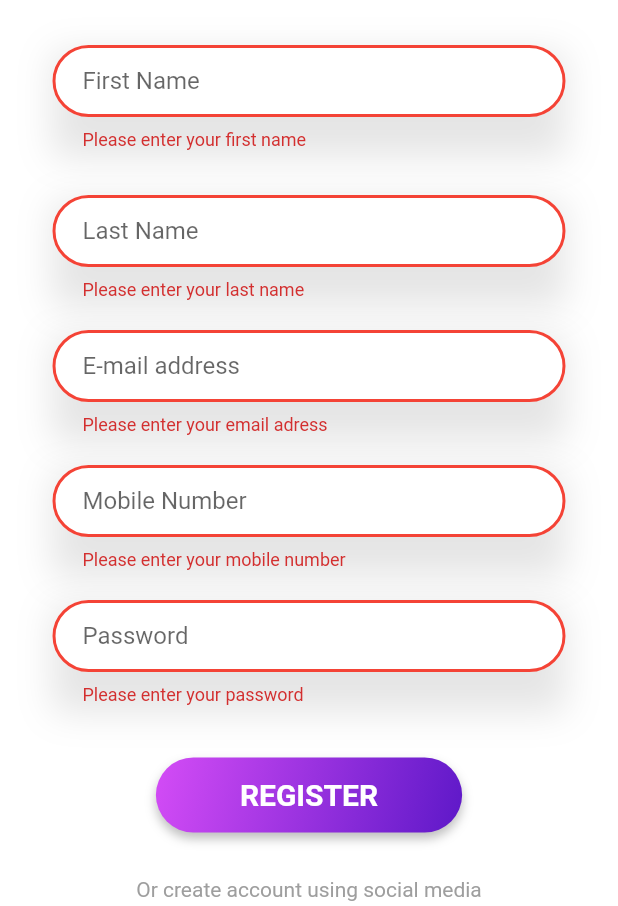
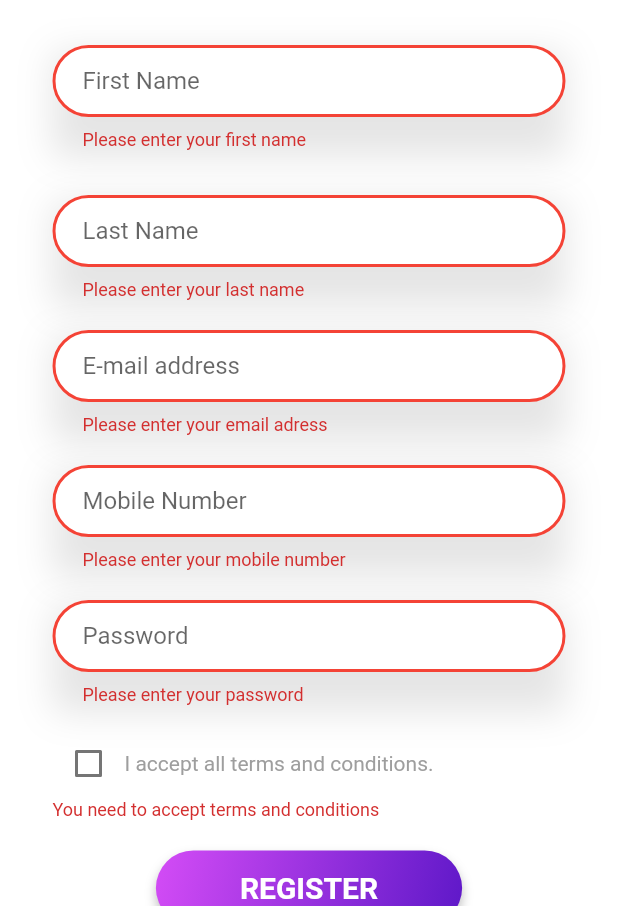
Before and after one commit to Fork-IT/companion, a Flutter app: the RegistrationPage screen opened directly, after a tap on "REGISTER", on a phone screen of 412 x 824 dp, the part 330-1236 px from its top. Run offline on Flutter 3.47's test engine with Material 2 defaults, Android fonts, the light colour scheme and no system bars; our stand-ins replace audioplayers, curved_navigation_bar, date_picker_timeline, firebase_auth, firebase_core, flutter_local_notifications and 18 more; missing offline and left inert: chess_vectors_flutter, flutter_google_places, flutter_phone_direct_caller, google_api_headers, google_maps_webservice, home_widget and 1 more; accounts and stored records are empty; statements that could not run were skipped; project files that could hold a hidden picture were left out.

Commit message:
social media removed

```diff
--- a/lib/pages/registration_page.dart
+++ b/lib/pages/registration_page.dart
@@ -174,42 +174,42 @@ class _RegistrationPageState extends State<RegistrationPage>{
                           decoration: ThemeHelper().inputBoxDecorationShaddow(),
                         ),
                         SizedBox(height: 15.0),
-                        // FormField<bool>(
-                        //   builder: (state) {
-                        //     return Column(
-                        //       children: <Widget>[
-                        //         Row(
-                        //           children: <Widget>[
-                        //             Checkbox(
-                        //                 value: checkboxValue,
-                        //                 onChanged: (value) {
-                        //                   setState(() {
-                        //                     checkboxValue = value!;
-                        //                     state.didChange(value);
-                        //                   });
-                        //                 }),
-                        //             Text("I accept all terms and conditions.", style: TextStyle(color: Colors.grey),),
-                        //           ],
-                        //         ),
-                        //         Container(
-                        //           alignment: Alignment.centerLeft,
-                        //           child: Text(
-                        //             state.errorText ?? '',
-                        //             textAlign: TextAlign.left,
-                        //             style: TextStyle(color: Theme.of(context).errorColor,fontSize: 12,),
-                        //           ),
-                        //         )
-                        //       ],
-                        //     );
-                        //   },
-                        //   validator: (value) {
-                        //     if (!checkboxValue) {
-                        //       return 'You need to accept terms and conditions';
-                        //     } else {
-                        //       return null;
-                        //     }
-                        //   },
-                        // ),
+                        FormField<bool>(
+                          builder: (state) {
+                            return Column(
+                              children: <Widget>[
+                                Row(
+                                  children: <Widget>[
+                                    Checkbox(
+                                        value: checkboxValue,
+                                        onChanged: (value) {
+                                          setState(() {
+                                            checkboxValue = value!;
+                                            state.didChange(value);
+                                          });
+                                        }),
+                                    Text("I accept all terms and conditions.", style: TextStyle(color: Colors.grey),),
+                                  ],
+                                ),
+                                Container(
+                                  alignment: Alignment.centerLeft,
+                                  child: Text(
+                                    state.errorText ?? '',
+                                    textAlign: TextAlign.left,
+                                    style: TextStyle(color: Theme.of(context).errorColor,fontSize: 12,),
+                                  ),
+                                )
+                              ],
+                            );
+                          },
+                          validator: (value) {
+                            if (!checkboxValue) {
+                              return 'You need to accept terms and conditions';
+                            } else {
+                              return null;
+                            }
+                          },
+                        ),
                         SizedBox(height: 20.0),
                         Container(
                           decoration: ThemeHelper().buttonBoxDecoration(context),
@@ -264,70 +264,70 @@ class _RegistrationPageState extends State<RegistrationPage>{
                           ),
                         ),
                         SizedBox(height: 30.0),
-                        Text("Or create account using social media",  style: TextStyle(color: Colors.grey),),
-                        SizedBox(height: 25.0),
-                        Row(
-                          mainAxisAlignment: MainAxisAlignment.center,
-                          children: [
-                            GestureDetector(
-                              child: FaIcon(
-                                FontAwesomeIcons.googlePlus, size: 35,
-                                color: HexColor("#EC2D2F"),),
-                              onTap: () {
-                                setState(() {
-                                  showDialog(
-                                    context: context,
-                                    builder: (BuildContext context) {
-                                      return ThemeHelper().alartDialog("Google Plus","You tap on GooglePlus social icon.",context);
-                                    },
-                                  );
-                                });
-                              },
-                            ),
-                            SizedBox(width: 30.0,),
-                            GestureDetector(
-                              child: Container(
-                                padding: EdgeInsets.all(0),
-                                decoration: BoxDecoration(
-                                  borderRadius: BorderRadius.circular(100),
-                                  border: Border.all(width: 5, color: HexColor("#40ABF0")),
-                                  color: HexColor("#40ABF0"),
-                                ),
-                                child: FaIcon(
-                                  FontAwesomeIcons.twitter, size: 23,
-                                  color: HexColor("#FFFFFF"),),
-                              ),
-                              onTap: () {
-                                setState(() {
-                                  showDialog(
-                                    context: context,
-                                    builder: (BuildContext context) {
-                                      return ThemeHelper().alartDialog("Twitter","You tap on Twitter social icon.",context);
-                                    },
-                                  );
-                                });
-                              },
-                            ),
-                            SizedBox(width: 30.0,),
-                            GestureDetector(
-                              child: FaIcon(
-                                FontAwesomeIcons.facebook, size: 35,
-                                color: HexColor("#3E529C"),),
-                              onTap: () {
-                                setState(() {
-                                  showDialog(
-                                    context: context,
-                                    builder: (BuildContext context) {
-                                      return ThemeHelper().alartDialog("Facebook",
-                                          "You tap on Facebook social icon.",
-                                          context);
-                                    },
-                                  );
-                                });
-                              },
-                            ),
-                          ],
-                        ),
+                        // Text("Or create account using social media",  style: TextStyle(color: Colors.grey),),
+                        // SizedBox(height: 25.0),
+                        // Row(
+                        //   mainAxisAlignment: MainAxisAlignment.center,
+                        //   children: [
+                        //     GestureDetector(
+                        //       child: FaIcon(
+                        //         FontAwesomeIcons.googlePlus, size: 35,
+                        //         color: HexColor("#EC2D2F"),),
+                        //       onTap: () {
+                        //         setState(() {
+                        //           showDialog(
+                        //             context: context,
+                        //             builder: (BuildContext context) {
+                        //               return ThemeHelper().alartDialog("Google Plus","You tap on GooglePlus social icon.",context);
+                        //             },
+                        //           );
+                        //         });
+                        //       },
+                        //     ),
+                        //     SizedBox(width: 30.0,),
+                        //     GestureDetector(
+                        //       child: Container(
+                        //         padding: EdgeInsets.all(0),
+                        //         decoration: BoxDecoration(
+                        //           borderRadius: BorderRadius.circular(100),
+                        //           border: Border.all(width: 5, color: HexColor("#40ABF0")),
+                        //           color: HexColor("#40ABF0"),
+                        //         ),
+                        //         child: FaIcon(
+                        //           FontAwesomeIcons.twitter, size: 23,
+                        //           color: HexColor("#FFFFFF"),),
+                        //       ),
+                        //       onTap: () {
+                        //         setState(() {
+                        //           showDialog(
+                        //             context: context,
+                        //             builder: (BuildContext context) {
+                        //               return ThemeHelper().alartDialog("Twitter","You tap on Twitter social icon.",context);
+                        //             },
+                        //           );
+                        //         });
+                        //       },
+                        //     ),
+                        //     SizedBox(width: 30.0,),
+                        //     GestureDetector(
+                        //       child: FaIcon(
+                        //         FontAwesomeIcons.facebook, size: 35,
+                        //         color: HexColor("#3E529C"),),
+                        //       onTap: () {
+                        //         setState(() {
+                        //           showDialog(
+                        //             context: context,
+                        //             builder: (BuildContext context) {
+                        //               return ThemeHelper().alartDialog("Facebook",
+                        //                   "You tap on Facebook social icon.",
+                        //                   context);
+                        //             },
+                        //           );
+                        //         });
+                        //       },
+                        //     ),
+                        //   ],
+                        // ),
                       ],
                     ),
                   ),
```
